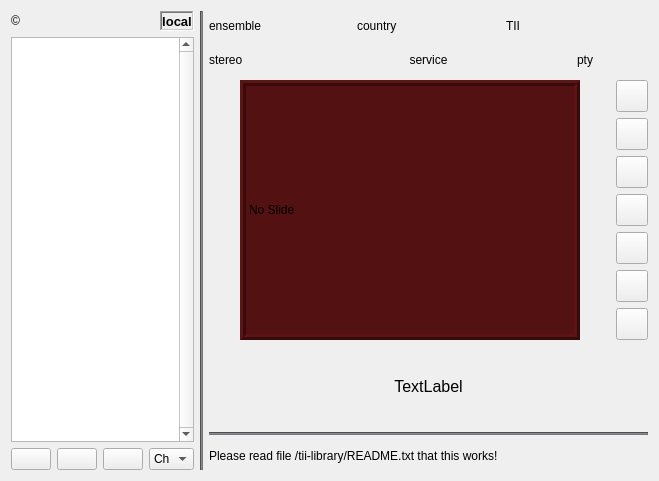
Old version of the form forms/dabradio.ui in the repository tomneda/DABstar.
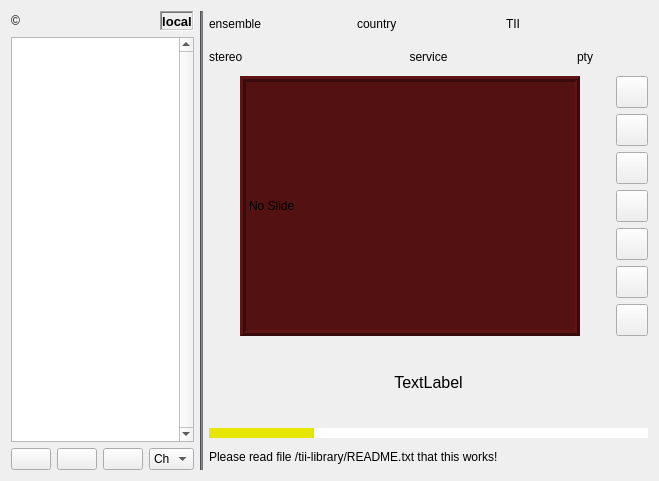
New version of the form. Icons and pictures are not drawn. Custom widgets are drawn as their Qt base class.

Commit message: Shift FIC bar to main windows

```diff
--- a/forms/dabradio.ui
+++ b/forms/dabradio.ui
@@ -573,12 +573,33 @@
       </widget>
      </item>
      <item>
-      <widget class="Line" name="line_2">
+      <widget class="QProgressBar" name="ficError_display">
+       <property name="maximumSize">
+        <size>
+         <width>448</width>
+         <height>10</height>
+        </size>
+       </property>
+       <property name="toolTip">
+        <string>&lt;html&gt;&lt;head/&gt;&lt;body&gt;&lt;p&gt;Quality indicator for FIC processing. &lt;/p&gt;&lt;p&gt;FIC data defined kind of directory structure for the data in the MSC. Usually, if FIC is not 100% decoding is not possible.&lt;/p&gt;&lt;/body&gt;&lt;/html&gt;</string>
+       </property>
+       <property name="autoFillBackground">
+        <bool>false</bool>
+       </property>
        <property name="styleSheet">
-        <string notr="true">background-color: rgb(119, 118, 123);</string>
+        <string notr="true">QProgressBar::chunk { background: #e6e600; } QProgressBar { border: none; }</string>
        </property>
-       <property name="orientation">
-        <enum>Qt::Horizontal</enum>
+       <property name="value">
+        <number>24</number>
+       </property>
+       <property name="textVisible">
+        <bool>false</bool>
+       </property>
+       <property name="invertedAppearance">
+        <bool>false</bool>
+       </property>
+       <property name="format">
+        <string notr="true">%p%</string>
        </property>
       </widget>
      </item>
```
The commit also changes 2 other files.
